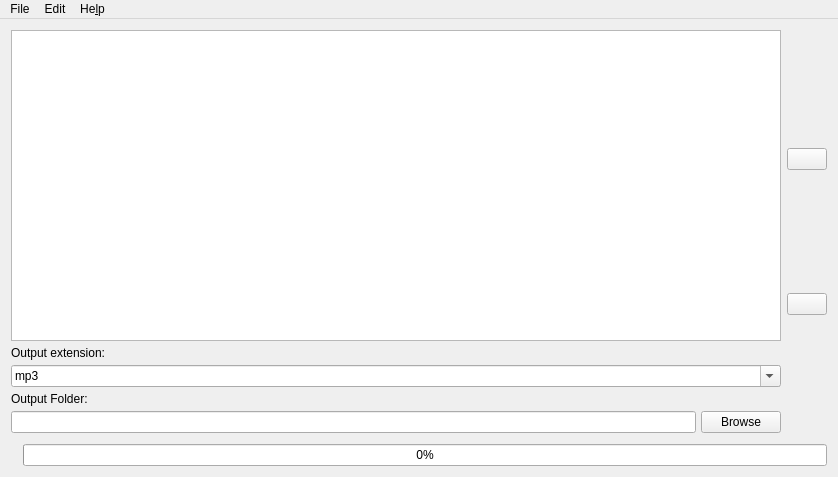
This is src/ui/mainwindow.ui in bartkessels/SimpleConvert as Qt 5 draws it before an edit. The edited form follows.
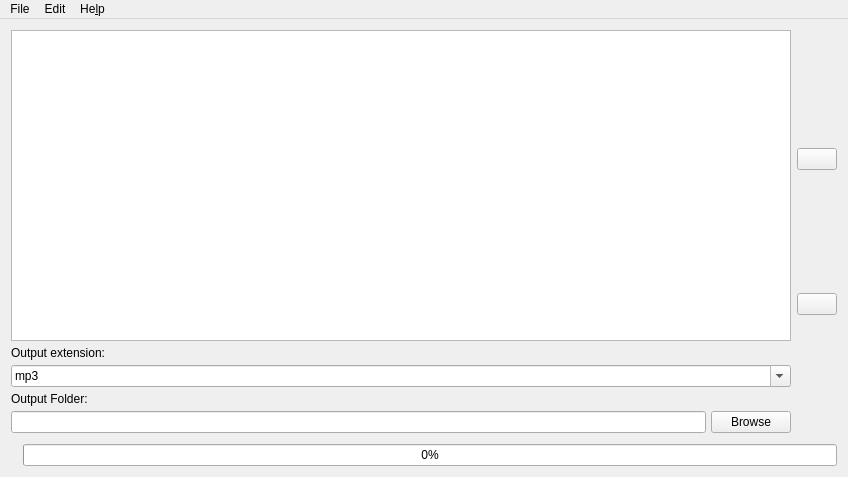
This is the edited form. Icons and pictures are not drawn.

Commit message: Fix progress bar not updating

What changed in the file:
```diff
--- a/src/ui/mainwindow.ui
+++ b/src/ui/mainwindow.ui
@@ -6,7 +6,7 @@
    <rect>
     <x>0</x>
     <y>0</y>
-    <width>838</width>
+    <width>848</width>
     <height>477</height>
    </rect>
   </property>
@@ -194,7 +194,7 @@
     <rect>
      <x>0</x>
      <y>0</y>
-     <width>838</width>
+     <width>848</width>
      <height>25</height>
     </rect>
    </property>
```
The commit also changes 2 other files.
